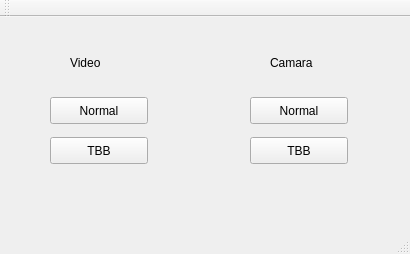
Above: MatchTemplateBenchmarks/mainwindow.ui from fabianz66/efectos-mondrian-pollock before the change. Below: the same form after it.
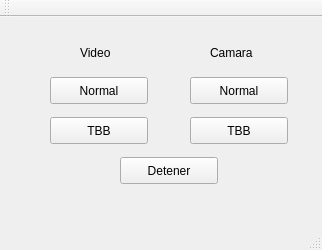
That is the form after the change.

```diff
--- a/MatchTemplateBenchmarks/mainwindow.ui
+++ b/MatchTemplateBenchmarks/mainwindow.ui
@@ -6,8 +6,8 @@
    <rect>
     <x>0</x>
     <y>0</y>
-    <width>410</width>
-    <height>254</height>
+    <width>322</width>
+    <height>250</height>
    </rect>
   </property>
   <property name="windowTitle">
@@ -17,8 +17,8 @@
    <widget class="QLabel" name="label">
     <property name="geometry">
      <rect>
-      <x>70</x>
-      <y>30</y>
+      <x>80</x>
+      <y>20</y>
       <width>51</width>
       <height>31</height>
      </rect>
@@ -30,8 +30,8 @@
    <widget class="QLabel" name="label_2">
     <property name="geometry">
      <rect>
-      <x>270</x>
-      <y>30</y>
+      <x>210</x>
+      <y>20</y>
       <width>51</width>
       <height>31</height>
      </rect>
@@ -44,7 +44,7 @@
     <property name="geometry">
      <rect>
       <x>50</x>
-      <y>80</y>
+      <y>60</y>
       <width>98</width>
       <height>27</height>
      </rect>
@@ -57,7 +57,7 @@
     <property name="geometry">
      <rect>
       <x>50</x>
-      <y>120</y>
+      <y>100</y>
       <width>98</width>
       <height>27</height>
      </rect>
@@ -69,8 +69,8 @@
    <widget class="QPushButton" name="cam_normal">
     <property name="geometry">
      <rect>
-      <x>250</x>
-      <y>80</y>
+      <x>190</x>
+      <y>60</y>
       <width>98</width>
       <height>27</height>
      </rect>
@@ -82,8 +82,8 @@
    <widget class="QPushButton" name="cam_tbb">
     <property name="geometry">
      <rect>
-      <x>250</x>
-      <y>120</y>
+      <x>190</x>
+      <y>100</y>
       <width>98</width>
       <height>27</height>
      </rect>
@@ -92,6 +92,19 @@
      <string>TBB</string>
     </property>
    </widget>
+   <widget class="QPushButton" name="detener">
+    <property name="geometry">
+     <rect>
+      <x>120</x>
+      <y>140</y>
+      <width>98</width>
+      <height>27</height>
+     </rect>
+    </property>
+    <property name="text">
+     <string>Detener</string>
+    </property>
+   </widget>
   </widget>
   <widget class="QMenuBar" name="menuBar">
    <property name="geometry">
```
Left out of the diff: 2 changed lines with no effect on the pictures.
